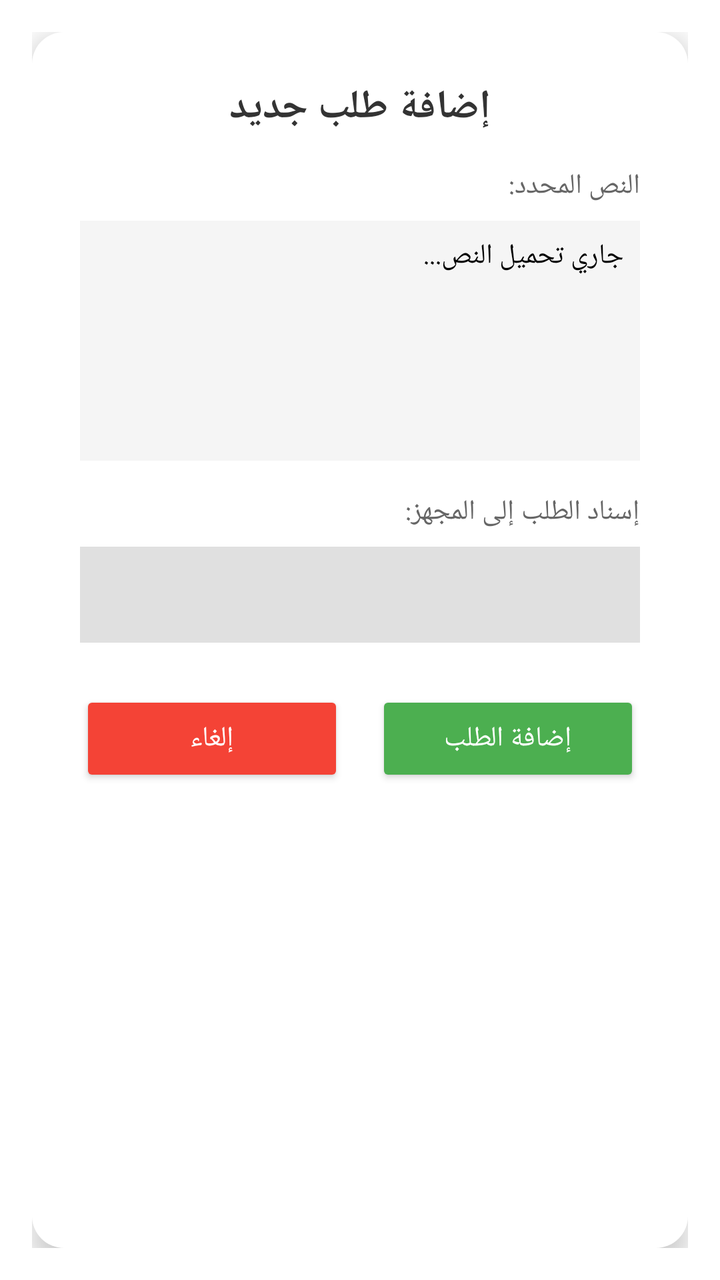
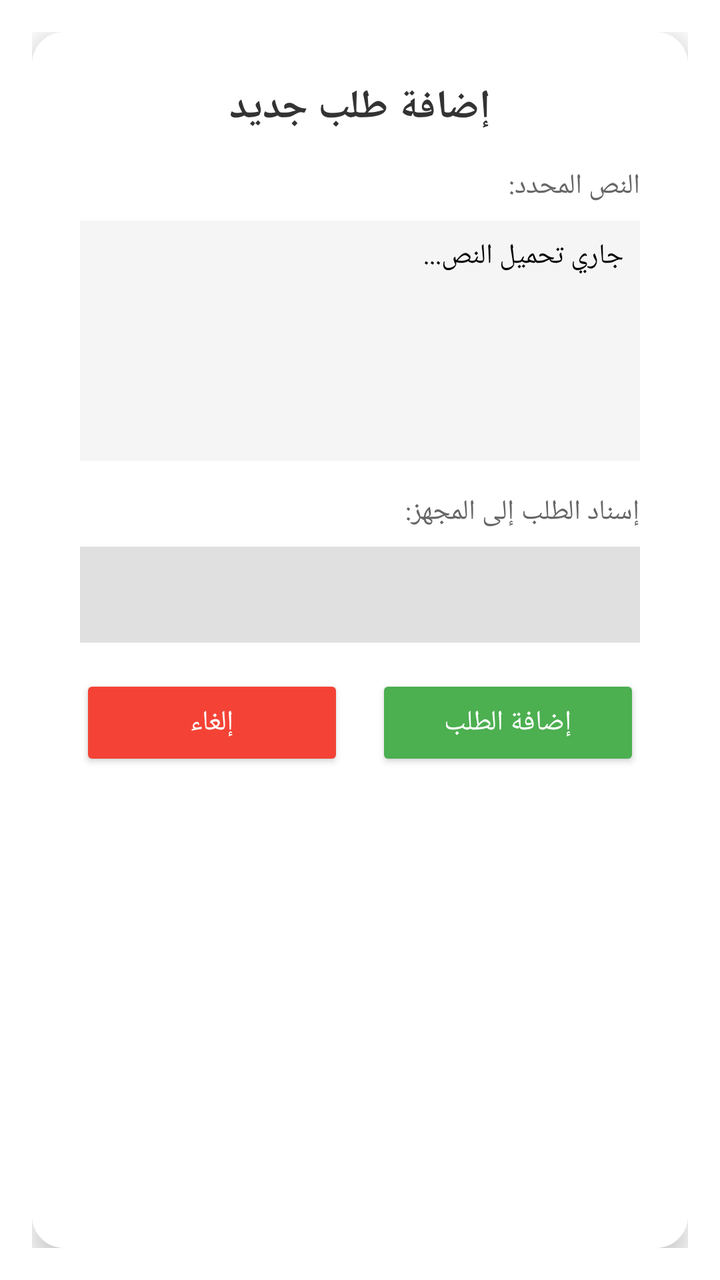

The first picture is an Android layout as it rendered before a commit; the second is the same layout after the commit. The layout source and the unified diff follow.
<!-- AndroidManifest.xml: activity theme Theme.AppCompat.Dialog -->
<!-- res/layout/activity_quick_draft.xml -->
<?xml version="1.0" encoding="utf-8"?>
<LinearLayout xmlns:android="http://schemas.android.com/apk/res/android"
    android:layout_width="match_parent"
    android:layout_height="wrap_content"
    android:orientation="vertical"
    android:padding="24dp"
    android:background="@drawable/bg_dialog_rounded"
    android:layout_margin="16dp"
    android:elevation="8dp">

    <TextView
        android:layout_width="match_parent"
        android:layout_height="wrap_content"
        android:text="إضافة طلب جديد"
        android:textSize="20sp"
        android:textStyle="bold"
        android:textColor="#333333"
        android:gravity="center"
        android:layout_marginBottom="16dp" />

    <TextView
        android:layout_width="match_parent"
        android:layout_height="wrap_content"
        android:text="النص المحدد:"
        android:textSize="14sp"
        android:textColor="#666666"
        android:layout_marginBottom="8dp" />

    <ScrollView
        android:layout_width="match_parent"
        android:layout_height="120dp"
        android:background="#F5F5F5"
        android:padding="8dp"
        android:layout_marginBottom="16dp">

        <TextView
            android:id="@+id/tvSelectedText"
            android:layout_width="match_parent"
            android:layout_height="wrap_content"
            android:textColor="#000000"
            android:textSize="14sp"
            android:text="جاري تحميل النص..." />

    </ScrollView>

    <TextView
        android:layout_width="match_parent"
        android:layout_height="wrap_content"
        android:text="إسناد الطلب إلى المجهز:"
        android:textSize="14sp"
        android:textColor="#666666"
        android:layout_marginBottom="8dp" />

    <Spinner
        android:id="@+id/spinnerPreparers"
        android:layout_width="match_parent"
        android:layout_height="48dp"
        android:background="#E0E0E0"
        android:layout_marginBottom="24dp" />

    <ProgressBar
        android:id="@+id/progressBar"
        android:layout_width="wrap_content"
        android:layout_height="wrap_content"
        android:layout_gravity="center"
        android:visibility="gone"
        android:layout_marginBottom="16dp"/>

    <LinearLayout
        android:layout_width="match_parent"
        android:layout_height="wrap_content"
        android:orientation="horizontal">

        <Button
            android:id="@+id/btnCancel"
            android:layout_width="0dp"
            android:layout_weight="1"
            android:layout_height="wrap_content"
            android:text="إلغاء"
            android:backgroundTint="#F44336"
            android:textColor="#FFFFFF"
            android:layout_marginEnd="8dp" />

        <Button
            android:id="@+id/btnSubmit"
            android:layout_width="0dp"
            android:layout_weight="1"
            android:layout_height="wrap_content"
            android:text="إضافة الطلب"
            android:backgroundTint="#4CAF50"
            android:textColor="#FFFFFF"
            android:layout_marginStart="8dp" />
    </LinearLayout>

</LinearLayout>
<!-- resources referenced by this layout -->
<resources>
  <!-- drawable bg_dialog_rounded (drawable) -->
  <?xml version="1.0" encoding="utf-8"?>
  <shape xmlns:android="http://schemas.android.com/apk/res/android">
      <solid android:color="#FFFFFF" />
      <corners android:radius="16dp" />
  </shape>
</resources>

<!-- the commit's change to res/layout/activity_quick_draft.xml (unified diff, before → after) -->
@@ -56,6 +56,25 @@
         android:layout_width="match_parent"
         android:layout_height="48dp"
         android:background="#E0E0E0"
+        android:layout_marginBottom="16dp" />
+
+    <TextView
+        android:id="@+id/tvRegionLabel"
+        android:layout_width="match_parent"
+        android:layout_height="wrap_content"
+        android:text="المنطقة مبهمة، يرجى اختيار المنطقة الدقيقة:"
+        android:textSize="14sp"
+        android:textColor="#F44336"
+        android:textStyle="bold"
+        android:visibility="gone"
+        android:layout_marginBottom="8dp" />
+
+    <Spinner
+        android:id="@+id/spinnerRegions"
+        android:layout_width="match_parent"
+        android:layout_height="48dp"
+        android:background="#FFCDD2"
+        android:visibility="gone"
         android:layout_marginBottom="24dp" />
 
     <ProgressBar
